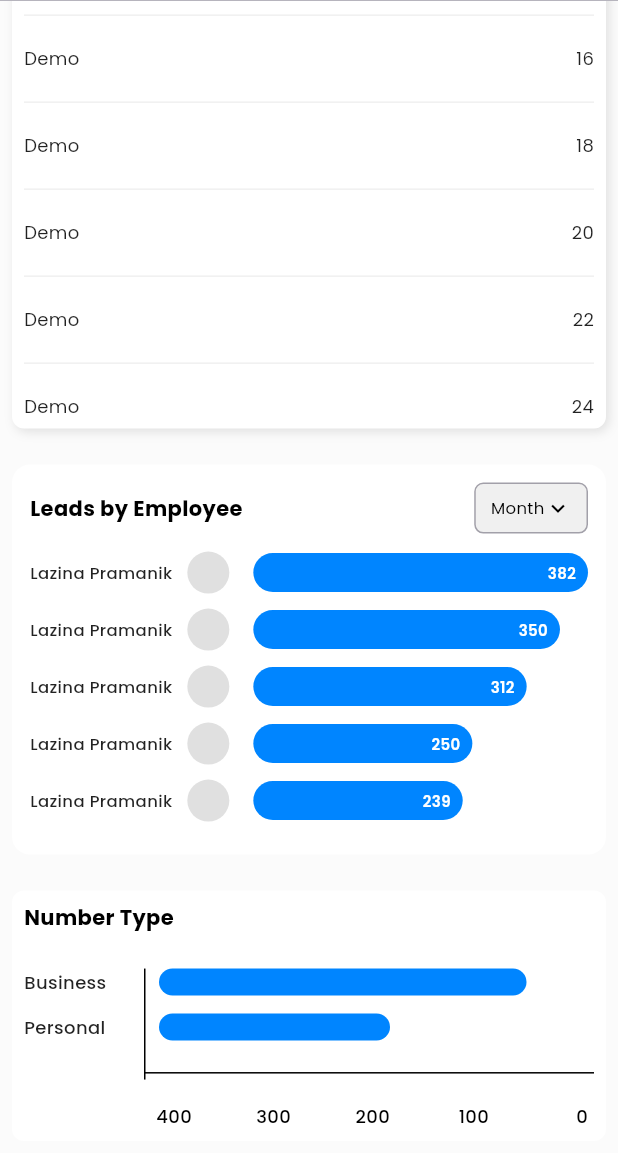
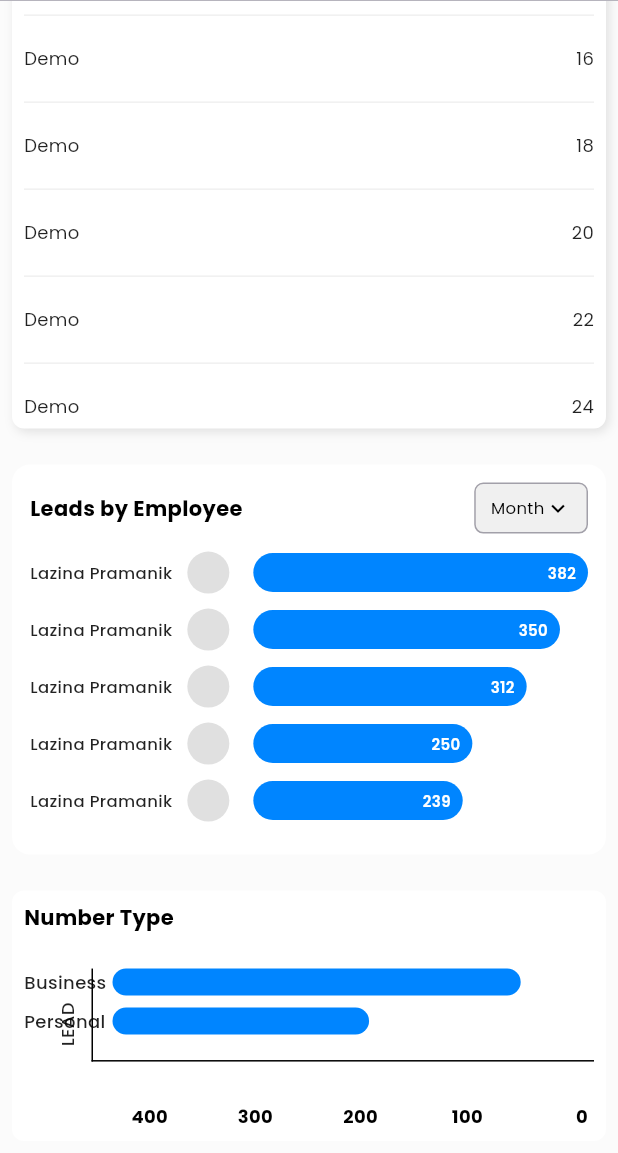
Before and after one commit to huzaifa-huzzi/Super_adminPanel, a Flutter app: the DashboardScreen screen opened by its route, scrolled down 1830 dp, on a phone screen of 412 x 824 dp, the part 83-1236 px from its top. Run offline on Flutter 3.47's test engine with Material 3 defaults, Android fonts, the phone set to English and light mode, and no system bars; our stand-ins replace fl_chart, get, go_router, google_fonts, url_strategy.

Commit message:
New Graph added

```diff
--- a/lib/Admin/Dashboard/NumberTypeWidget.dart
+++ b/lib/Admin/Dashboard/NumberTypeWidget.dart
@@ -23,9 +23,9 @@ class NumberTypesWidget extends StatelessWidget {
 
     final numberTypes = ["Business", "Personal"];
 
-    // X-axis position
     final xAxisBottom = scale(20, 24, 28);
-
+    final yAxisLeft = scale(45, 75, 85);
+    final labelWidth = scale(55, 70, 90);
 
     return Container(
       width: double.infinity,
@@ -48,22 +48,22 @@ class NumberTypesWidget extends StatelessWidget {
           ),
           SizedBox(height: padding * 3),
 
-
           Stack(
             children: [
-
+              // Y-axis line
               Positioned(
                 top: 0,
-                bottom: xAxisBottom - scale(4, 4, 4),
-                left: scale(80, 100, 110),
+                bottom: xAxisBottom,
+                left: yAxisLeft,
                 child: Container(
                   width: 1,
                   color: Colors.black,
                 ),
               ),
+
               // X-axis
               Positioned(
-                left: scale(80, 100, 110),
+                left: yAxisLeft,
                 right: 0,
                 bottom: xAxisBottom,
                 child: Container(
@@ -72,7 +72,25 @@ class NumberTypesWidget extends StatelessWidget {
                 ),
               ),
 
+              // Vertical "LEAD" text (shared for both bars)
+              Positioned(
+                top: 0,
+                bottom: xAxisBottom + scale(10, 12, 14),
+                left: yAxisLeft - scale(25, 30, 35), // thoda gap left se
+                child: RotatedBox(
+                  quarterTurns: 3,
+                  child: Text(
+                    "LEAD",
+                    style: TextStyle(
+                      fontSize: labelFontSize,
+                      fontWeight: FontWeight.w500,
+                      color: Colors.black87,
+                    ),
+                  ),
+                ),
+              ),
 
+              // Bars
               Padding(
                 padding: EdgeInsets.only(
                   left: 0,
@@ -85,13 +103,13 @@ class NumberTypesWidget extends StatelessWidget {
                     final progress = values[index] / maxValue;
 
                     return Padding(
-                      padding: EdgeInsets.only(bottom: scale(12, 14, 16)),
+                      padding: EdgeInsets.only(bottom: scale(8, 10, 12)),
                       child: Row(
                         crossAxisAlignment: CrossAxisAlignment.center,
                         children: [
                           // Y-axis label
                           SizedBox(
-                            width: scale(80, 100, 110),
+                            width: labelWidth,
                             child: Text(
                               numberTypes[index],
                               style: TextStyle(
@@ -101,14 +119,11 @@ class NumberTypesWidget extends StatelessWidget {
                               ),
                             ),
                           ),
-                          SizedBox(width: scale(10, 12, 14)),
+                          SizedBox(width: scale(4, 6, 8)),
 
-                          // Bars
+                          // Bar
                           Expanded(
-                            child: Stack(
-                              children: [
-
-                                Align(
+                            child: Align(
                               alignment: Alignment.centerLeft,
                               child: FractionallySizedBox(
                                 widthFactor: progress,
@@ -121,8 +136,6 @@ class NumberTypesWidget extends StatelessWidget {
                                 ),
                               ),
                             ),
-                              ],
-                            ),
                           ),
                         ],
                       ),
@@ -133,9 +146,11 @@ class NumberTypesWidget extends StatelessWidget {
             ],
           ),
 
+          SizedBox(height: scale(8, 10, 12)),
+
           // Counts
           Padding(
-            padding: EdgeInsets.only(left: scale(50, 70, 90)),
+            padding: EdgeInsets.only(left: yAxisLeft - scale(15, 15, 15)),
             child: Row(
               children: List.generate(5, (i) {
                 final step = maxValue - (maxValue / 4) * i;
@@ -148,7 +163,7 @@ class NumberTypesWidget extends StatelessWidget {
                       style: TextStyle(
                         fontSize: labelFontSize,
                         color: Colors.black,
-                        fontWeight: FontWeight.w500,
+                        fontWeight: FontWeight.bold, // bold counts
                       ),
                     ),
                   ),
```
Lines whose indentation alone changed are shown as unchanged.
